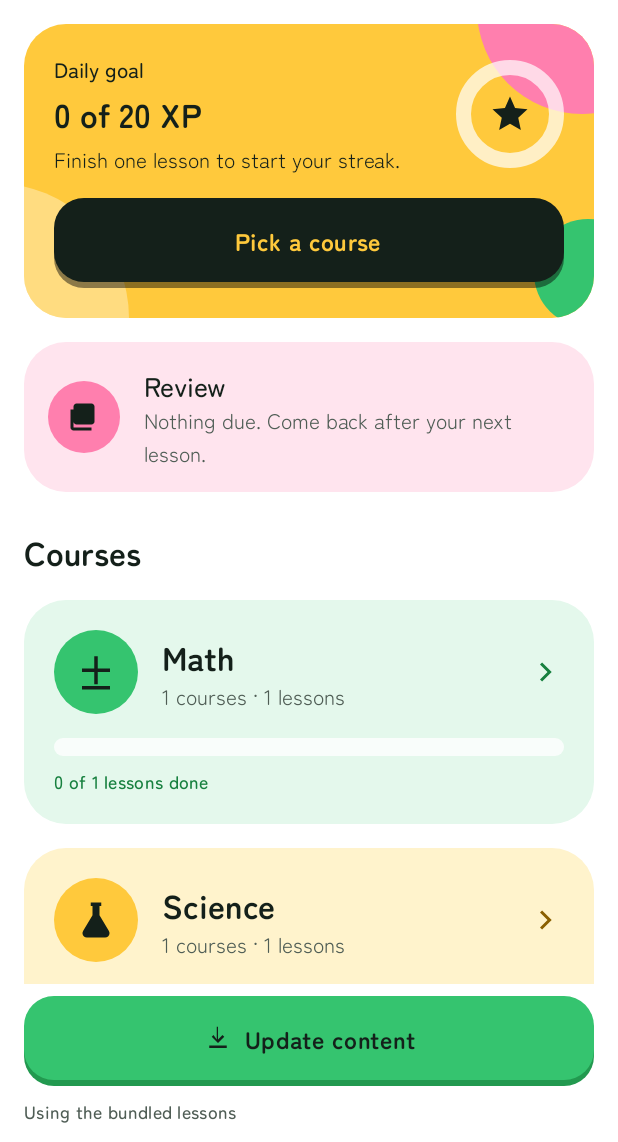
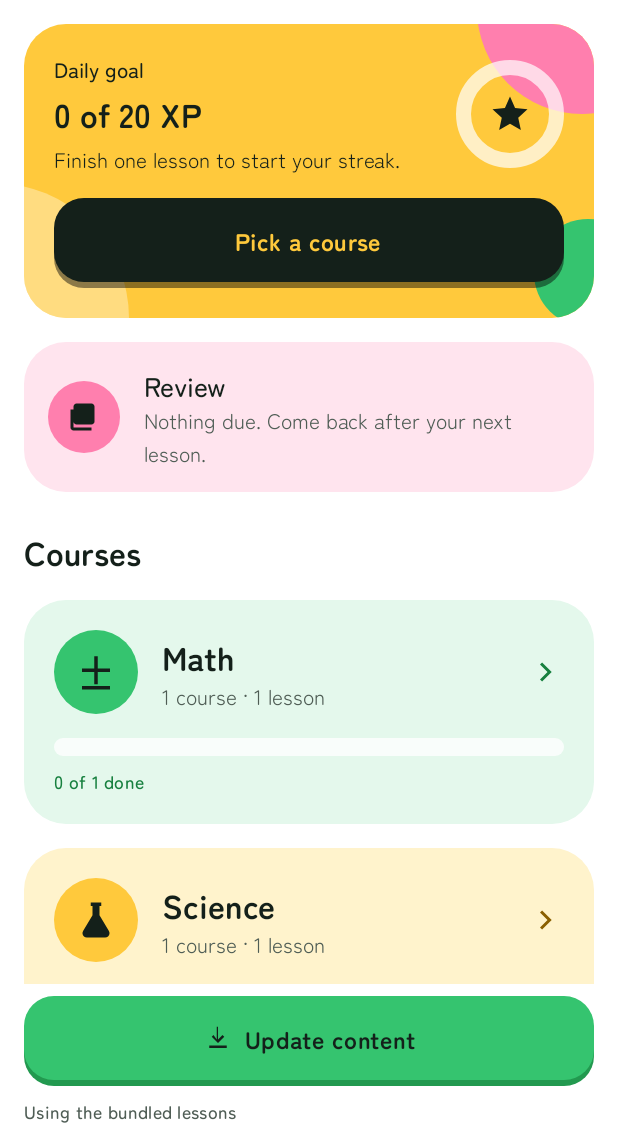
Before and after one commit to Kmassidik/dopamine, an Android app built with Jetpack Compose: the screen it shows after launch (MainActivity), on a phone screen of 412 x 824 dp, the part 94-1236 px from its top. Run offline under Robolectric (Android 15) with nearby library versions, the phone set to English and light mode, and no system bars; pictures from the network do not load.

Commit message:
Force light theme for now, plurals, progress track fix

```diff
--- a/app/src/main/java/app/dopamine/MainActivity.kt
+++ b/app/src/main/java/app/dopamine/MainActivity.kt
@@ -1,19 +1,25 @@
 package app.dopamine
 
+import android.graphics.Color
 import android.os.Bundle
 import androidx.activity.ComponentActivity
 import androidx.activity.compose.setContent
+import androidx.activity.SystemBarStyle
 import androidx.activity.enableEdgeToEdge
 import app.dopamine.ui.AppNav
 import app.dopamine.ui.theme.DopamineTheme
 
 class MainActivity : ComponentActivity() {
     override fun onCreate(savedInstanceState: Bundle?) {
-        enableEdgeToEdge()
+        // Light only until Settings (theme choice) exists: dark icons on the white background.
+        enableEdgeToEdge(
+            statusBarStyle = SystemBarStyle.light(Color.TRANSPARENT, Color.TRANSPARENT),
+            navigationBarStyle = SystemBarStyle.light(Color.TRANSPARENT, Color.TRANSPARENT),
+        )
         super.onCreate(savedInstanceState)
         val container = (application as App).container
         setContent {
-            DopamineTheme {
+            DopamineTheme(darkTheme = false) {
                 AppNav(container)
             }
         }
--- a/app/src/main/java/app/dopamine/ui/category/CategoryScreen.kt
+++ b/app/src/main/java/app/dopamine/ui/category/CategoryScreen.kt
@@ -23,6 +23,7 @@ import androidx.compose.runtime.getValue
 import androidx.compose.ui.Alignment
 import androidx.compose.ui.Modifier
 import androidx.compose.ui.draw.clip
+import androidx.compose.ui.res.pluralStringResource
 import androidx.compose.ui.res.stringResource
 import androidx.compose.ui.unit.dp
 import androidx.lifecycle.compose.collectAsStateWithLifecycle
@@ -81,7 +82,7 @@ fun CategoryScreen(vm: CategoryViewModel, onBack: () -> Unit) {
                             Row(Modifier.fillMaxWidth().padding(top = 12.dp), verticalAlignment = Alignment.CenterVertically) {
                                 Text(unit.title, style = MaterialTheme.typography.titleMedium, modifier = Modifier.weight(1f))
                                 Text(
-                                    stringResource(R.string.unit_lessons, unit.lessons.size),
+                                    pluralStringResource(R.plurals.n_lessons, unit.lessons.size, unit.lessons.size),
                                     style = MaterialTheme.typography.labelMedium,
                                     color = c.inkSoft,
                                 )
@@ -104,7 +105,7 @@ fun CategoryScreen(vm: CategoryViewModel, onBack: () -> Unit) {
                                         Text(lesson.title, style = MaterialTheme.typography.titleMedium)
                                         info[lesson.id]?.let {
                                             Text(
-                                                stringResource(R.string.lesson_summary, it.questions, it.xp),
+                                                stringResource(R.string.lesson_summary, pluralStringResource(R.plurals.n_questions, it.questions, it.questions), it.xp),
                                                 style = MaterialTheme.typography.bodyMedium,
                                                 color = c.inkSoft,
                                             )
--- a/app/src/main/java/app/dopamine/ui/home/HomeScreen.kt
+++ b/app/src/main/java/app/dopamine/ui/home/HomeScreen.kt
@@ -30,6 +30,7 @@ import androidx.compose.ui.draw.clip
 import androidx.compose.ui.draw.drawBehind
 import androidx.compose.ui.geometry.Offset
 import androidx.compose.ui.graphics.Color
+import androidx.compose.ui.res.pluralStringResource
 import androidx.compose.ui.res.stringResource
 import androidx.compose.ui.semantics.contentDescription
 import androidx.compose.ui.semantics.semantics
@@ -178,7 +179,7 @@ private fun CategoryCard(c: DopamineColors, m: Manifest, cat: CategoryDto, onOpe
             Column(Modifier.weight(1f).padding(horizontal = 16.dp)) {
                 Text(cat.name, style = MaterialTheme.typography.titleLarge)
                 Text(
-                    stringResource(R.string.category_summary, courses.size, lessons),
+                    stringResource(R.string.category_summary, pluralStringResource(R.plurals.n_courses, courses.size, courses.size), pluralStringResource(R.plurals.n_lessons, lessons, lessons)),
                     style = MaterialTheme.typography.bodyMedium,
                     color = c.inkSoft,
                 )
@@ -186,7 +187,7 @@ private fun CategoryCard(c: DopamineColors, m: Manifest, cat: CategoryDto, onOpe
             AppIcon(R.drawable.ic_chevron, text, size = 24.dp)
         }
         Column(verticalArrangement = Arrangement.spacedBy(8.dp)) {
-            ProgressBar(0f, Color.White.copy(alpha = 0.8f), fill)
+            ProgressBar(0f, c.bg.copy(alpha = 0.8f), fill)
             Text(
                 stringResource(R.string.category_progress, 0, lessons),
                 style = MaterialTheme.typography.labelSmall,
--- a/app/src/main/res/values-night/colors.xml
+++ /dev/null
@@ -1,4 +0,0 @@
-<?xml version="1.0" encoding="utf-8"?>
-<resources>
-    <color name="window_bg">#FF0E1411</color>
-</resources>
--- a/app/src/main/res/values-night/themes.xml
+++ /dev/null
@@ -1,8 +0,0 @@
-<?xml version="1.0" encoding="utf-8"?>
-<resources>
-    <style name="Theme.Dopamine" parent="android:Theme.Material.NoActionBar">
-        <item name="android:windowBackground">@color/window_bg</item>
-        <item name="android:statusBarColor">@android:color/transparent</item>
-        <item name="android:navigationBarColor">@android:color/transparent</item>
-    </style>
-</resources>
--- a/app/src/main/res/values/strings.xml
+++ b/app/src/main/res/values/strings.xml
@@ -10,11 +10,13 @@
     <string name="review_empty">Nothing due. Come back after your next lesson.</string>
     <string name="section_courses">Courses</string>
     <string name="loading">Loading lessons</string>
-    <string name="category_summary">%1$d courses · %2$d lessons</string>
-    <string name="category_progress">%1$d of %2$d lessons done</string>
-    <string name="lesson_summary">%1$d questions · %2$d XP</string>
-    <string name="unit_lessons">%1$d lessons</string>
-    <string name="update_idle">Update content</string>
+    <string name="category_summary">%1$s · %2$s</string>
+    <plurals name="n_courses"><item quantity="one">%d course</item><item quantity="other">%d courses</item></plurals>
+    <plurals name="n_lessons"><item quantity="one">%d lesson</item><item quantity="other">%d lessons</item></plurals>
+    <plurals name="n_questions"><item quantity="one">%d question</item><item quantity="other">%d questions</item></plurals>
+    <string name="category_progress">%1$d of %2$d done</string>
+    <string name="lesson_summary">%1$s · %2$d XP</string>
+        <string name="update_idle">Update content</string>
     <string name="update_last">Updated %1$s</string>
     <string name="update_bundled">Using the bundled lessons</string>
     <string name="update_running">Downloading %1$d of %2$d</string>
```
